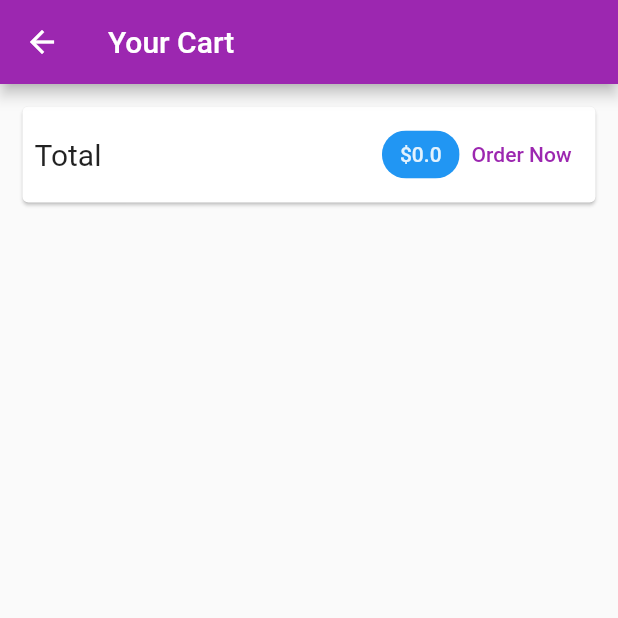
After one commit to uzaircode/shop_app, a Flutter app: the CartScreen screen opened by its route, on a phone screen of 412 x 824 dp, the top half of it. The commit adds this screen. Run offline on Flutter 3.47's test engine with Material 2 defaults, Android fonts, the phone set to English and light mode, and no system bars; network calls fail.

Commit message:
add order & add order logic

```diff
--- a/lib/main.dart
+++ b/lib/main.dart
@@ -5,11 +5,12 @@ import './screens/products_overview_screen.dart';
 import './screens/products_detail_screen.dart';
 import './providers/products_provider.dart';
 import './providers/cart.dart';
+import './screens/cart_screen.dart';
+import './providers/orders.dart';
 
 void main() => runApp(MyApp());
 
 class MyApp extends StatelessWidget {
-
   @override
   Widget build(BuildContext context) {
     return MultiProvider(
@@ -19,6 +20,9 @@ class MyApp extends StatelessWidget {
         ),
         ChangeNotifierProvider(
           create: (ctx) => Cart(),
+        ),
+        ChangeNotifierProvider(
+          create: (ctx) => Order(),
         ),
       ],
       child: MaterialApp(
@@ -30,6 +34,7 @@ class MyApp extends StatelessWidget {
         home: ProductsOverviewScreen(),
         routes: {
           ProductDetailScreen.routeName: (ctx) => ProductDetailScreen(),
+          CartScreen.routeName: (ctx) => CartScreen()
         },
       ),
     );
--- a/lib/providers/cart.dart
+++ b/lib/providers/cart.dart
@@ -15,7 +15,6 @@ class CartItem {
 }
 
 class Cart with ChangeNotifier {
-  //item is empty initially
   Map<String, CartItem> _items = {};
 
   Map<String, CartItem> get items {
@@ -27,10 +26,18 @@ class Cart with ChangeNotifier {
     return _items.length;
   }
 
+  //total amount logic
+  double get totalAmount {
+    var total = 0.0;
+    _items.forEach((key, cartItem) {
+      total += cartItem.price * cartItem.quantity;
+    });
+    return total;
+  }
+
   //add item logic
   void addItem(String productId, String title, double price) {
     if (_items.containsKey(productId)) {
-      //if item is exist, use update
       _items.update(
         productId,
         (existingCartItem) => CartItem(
@@ -41,7 +48,6 @@ class Cart with ChangeNotifier {
         ),
       );
     } else {
-      //if item is not exist, use putIfAbsent
       _items.putIfAbsent(
         productId,
         () => CartItem(
@@ -55,4 +61,15 @@ class Cart with ChangeNotifier {
     }
     notifyListeners();
   }
+
+  //remove item logic
+  void removeItem(String productId) {
+    _items.remove(productId);
+    notifyListeners();
+  }
+
+  void clearCart() {
+    _items = {};
+    notifyListeners();
+  }
 }
--- /dev/null
+++ b/lib/providers/orders.dart
@@ -0,0 +1,38 @@
+import 'package:flutter/foundation.dart';
+import './cart.dart';
+
+class OrderItem {
+  String id;
+  double amount;
+  List<CartItem> products;
+  DateTime dateTime;
+
+  OrderItem({
+    @required this.id,
+    @required this.amount,
+    @required this.products,
+    @required this.dateTime,
+  });
+}
+
+class Order with ChangeNotifier {
+  List<OrderItem> _order = [];
+
+  List<OrderItem> get orders {
+    return [..._order];
+  }
+
+  //add order logic
+  void addOrder(List<CartItem> cartProducts, double total) {
+    _order.insert(
+      0,
+      OrderItem(
+        id: DateTime.now().toString(),
+        amount: total,
+        products: cartProducts,
+        dateTime: DateTime.now(),
+      ),
+    );
+    notifyListeners();
+  }
+}
--- /dev/null
+++ b/lib/screens/cart_screen.dart
@@ -0,0 +1,69 @@
+import 'package:flutter/material.dart';
+import 'package:provider/provider.dart';
+
+//just want the Cart since it's overlap
+import '../providers/cart.dart' show Cart;
+import '../widgets/cart_item.dart';
+
+class CartScreen extends StatelessWidget {
+  static const routeName = '/cart';
+
+  @override
+  Widget build(BuildContext context) {
+    final cart = Provider.of<Cart>(context);
+
+    return Scaffold(
+      appBar: AppBar(
+        title: const Text('Your Cart'),
+      ),
+      body: Column(
+        children: [
+          Card(
+            margin: const EdgeInsets.all(15),
+            child: Padding(
+              padding: const EdgeInsets.all(8),
+              child: Row(
+                mainAxisAlignment: MainAxisAlignment.spaceBetween,
+                children: [
+                  const Text(
+                    'Total',
+                    style: TextStyle(fontSize: 20),
+                  ),
+                  Spacer(),
+                  Chip(
+                    label: Text(
+                      '\$${cart.totalAmount}',
+                      style: TextStyle(
+                        color: Theme.of(context).secondaryHeaderColor,
+                      ),
+                    ),
+                    backgroundColor: Theme.of(context).primaryColor,
+                  ),
+                  TextButton(
+                    onPressed: () {},
+                    child: const Text('Order Now'),
+                  )
+                ],
+              ),
+            ),
+          ),
+          const SizedBox(height: 10),
+          Expanded(
+            child: ListView.builder(
+              itemCount: cart.items.length,
+              //access values properties & change to list
+              itemBuilder: (ctx, i) => CartItem(
+                cart.items.values.toList()[i].id,
+                //productId is the key
+                cart.items.keys.toList()[i],
+                cart.items.values.toList()[i].price,
+                cart.items.values.toList()[i].quantity,
+                cart.items.values.toList()[i].title,
+              ),
+            ),
+          )
+        ],
+      ),
+    );
+  }
+}
--- a/lib/screens/products_overview_screen.dart
+++ b/lib/screens/products_overview_screen.dart
@@ -1,9 +1,11 @@
 import 'package:flutter/material.dart';
 import 'package:flutter_complete_guide/providers/cart.dart';
+import 'package:flutter_complete_guide/screens/cart_screen.dart';
 import '../widgets/badge.dart';
 import '../widgets/products_grid.dart';
 import 'package:provider/provider.dart';
 import '../providers/cart.dart';
+import './cart_screen.dart';
 
 enum FilterOptions {
   Favourites,
@@ -58,6 +60,7 @@ class _ProductsOverviewScreenState extends State<ProductsOverviewScreen> {
             child: IconButton(
               icon: const Icon(Icons.shopping_cart),
               onPressed: () {
+                Navigator.of(context).pushNamed(CartScreen.routeName);
               },
             ),
           )
```
Also changed, not shown: lib/screens/products_detail_screen.dart (+33 -10 lines), lib/widgets/cart_item.dart (added, +58 -0 lines).
